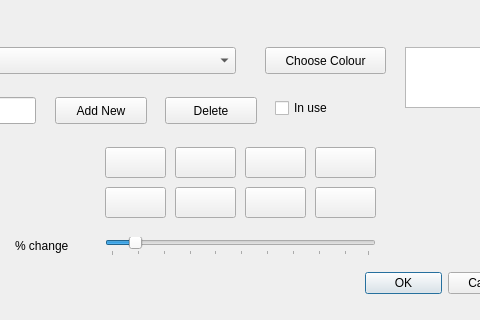
The window that Numpy/Sdadmin/rangeseldlg.ui (JohnMCollins/python-astro-progs) describes before a commit, drawn with Qt 5; both pictures show x 335 to 815 and y 353 to 673 of the 926 by 673 pixel window.
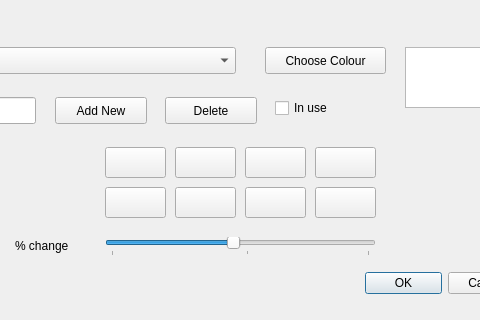
The same window after the commit. Icons and pictures are not drawn.

Commit message: Batch mode processing.

```diff
--- a/Numpy/Sdadmin/rangeseldlg.ui
+++ b/Numpy/Sdadmin/rangeseldlg.ui
@@ -1091,7 +1091,7 @@
     <number>1</number>
    </property>
    <property name="maximum">
-    <number>100</number>
+    <number>20</number>
    </property>
    <property name="value">
     <number>10</number>
```
The commit also changes 2 other files.
